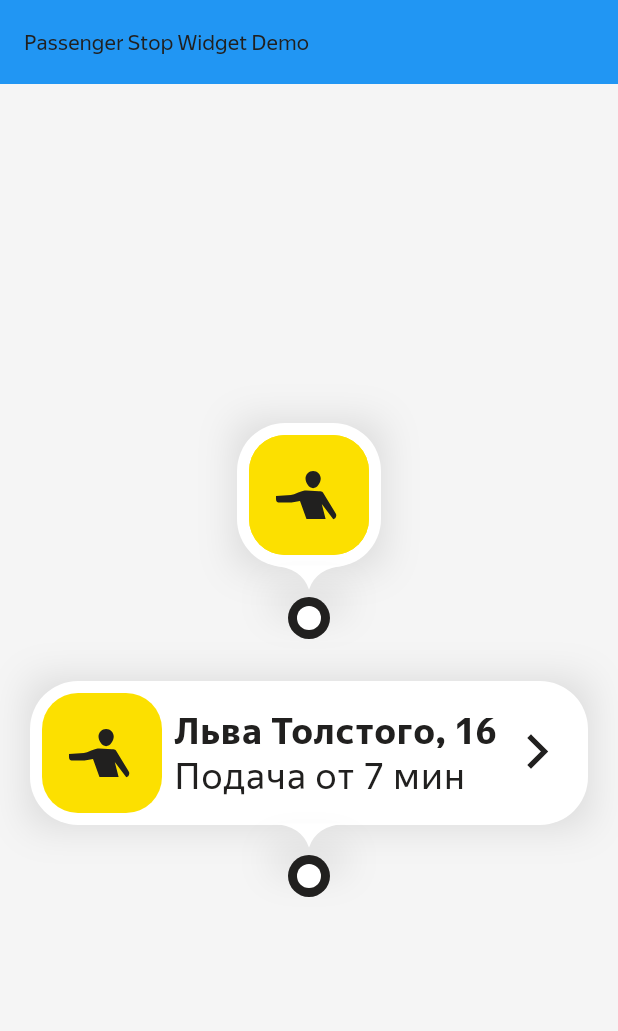
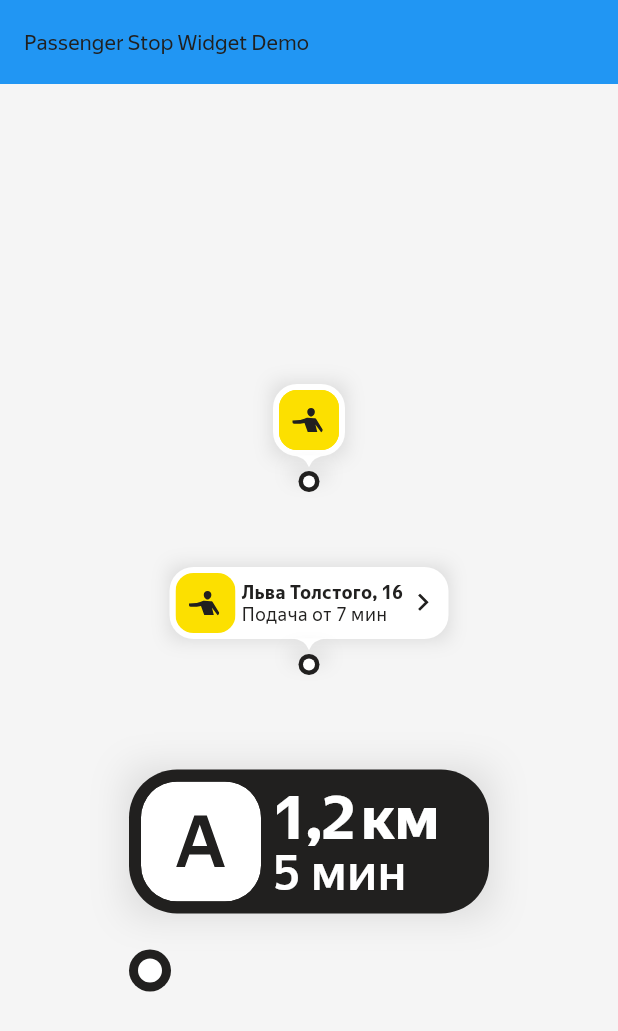
Before and after one commit to ChabanovX/alice-sdk, a Flutter app: the screen it shows after launch, on a phone screen of 412 x 824 dp. Shown: the top 1031 px of the screen. Run offline on Flutter 3.47's test engine with Material 3 defaults, Android fonts, the phone set to English and light mode, and no system bars; our stand-ins replace flutter_svg, just_audio, rxdart.

Commit message:
added PassengerStopWidget3

```diff
--- a/mobile/lib/main.dart
+++ b/mobile/lib/main.dart
@@ -25,13 +25,21 @@ class MainApp extends StatelessWidget {
           child: Column(
             mainAxisAlignment: MainAxisAlignment.center,
             children: [
-              Transform.scale(scale: 2.0, child: const PassengerStopWidget1()),
+              Transform.scale(scale: 1.0, child: const PassengerStopWidget1()),
+              const SizedBox(height: 50),
+              Transform.scale(
+                scale: 1.0,
+                child: const PassengerStopWidget2(
+                  pointAdress: 'Льва Толстого, 16',
+                  timeOfSubmission: '7 мин',
+                ),
+              ),
               const SizedBox(height: 100),
               Transform.scale(
                 scale: 2.0,
-                child: const PassengerStopWidget2(
-                  pointAdress: 'Льва Толстого, 16',
-                  timeOfSubmission: '7 мин',
+                child: const PassengerStopWidget3(
+                  pointDistance: '1,2 км',
+                  timeOnWay: '5 мин',
                 ),
               ),
             ],
--- /dev/null
+++ b/mobile/lib/widgets/passenger_stop/passenger_stop_widget3.dart
@@ -0,0 +1,118 @@
+import 'package:flutter/material.dart';
+import 'package:flutter_svg/flutter_svg.dart';
+import '../../theme.dart';
+
+/// Виджет остановки пассажира с желтым фоном и информацией об остановке
+class PassengerStopWidget3 extends StatelessWidget {
+  const PassengerStopWidget3({
+    super.key,
+    required this.pointDistance,
+    required this.timeOnWay,
+  });
+
+  /// Расстояние до точки
+  final String pointDistance;
+
+  /// Время в пути
+  final String timeOnWay;
+
+  @override
+  Widget build(BuildContext context) {
+    final colors = context.colors;
+    final theme = Theme.of(context);
+
+    return Container(
+      width: 120,
+      height: 74,
+      decoration: const BoxDecoration(),
+      child: Column(
+        crossAxisAlignment: CrossAxisAlignment.start,
+        children: [
+          // Основной контейнер с тенью
+          Container(
+            width: 120,
+            height: 48,
+            decoration: BoxDecoration(
+              boxShadow: [
+                BoxShadow(
+                  color: theme.colorScheme.shadow,
+                  offset: Offset.zero,
+                  blurRadius: 10,
+                ),
+              ],
+            ),
+            child: Container(
+              decoration: BoxDecoration(
+                color: theme.colorScheme.onSurface,
+                borderRadius: BorderRadius.circular(16),
+              ),
+              child: Row(
+                children: [
+                  // Иконка остановки
+                  Padding(
+                    padding: const EdgeInsets.all(4.0),
+                    child: SvgPicture.asset(
+                      'assets/icons/point_a_no_stroke.svg',
+                      width: 40,
+                      height: 40,
+                    ),
+                  ),
+                  // Колонка с текстом
+                  Expanded(
+                    child: Column(
+                      crossAxisAlignment: CrossAxisAlignment.start,
+                      mainAxisAlignment: MainAxisAlignment.center,
+                      children: [
+                        // Адрес жирным шрифтом
+                        Text(
+                          pointDistance,
+                          style: theme.textTheme.bodyLarge?.copyWith(
+                            fontWeight: FontWeight.w600,
+                            letterSpacing: 0,
+                            wordSpacing: -2,
+                            fontSize: 20,
+                            color: theme.colorScheme.surface,
+                            height: 1,
+                          ),
+                        ),
+                        // Время подачи обычным шрифтом
+                        Text(
+                          timeOnWay,
+                          style: theme.textTheme.bodyMedium?.copyWith(
+                            color: theme.colorScheme.surface,
+                            fontWeight: FontWeight.w500,
+                            fontSize: 16,
+                            height: 1,
+                          ),
+                        ),
+                      ],
+                    ),
+                  ),
+                ],
+              ),
+            ),
+          ),
+          // Точка внизу
+          Padding(
+            padding: const EdgeInsets.only(top: 12.0),
+            child: Container(
+              width: 14,
+              height: 14,
+              decoration: BoxDecoration(
+                color: colors.text,
+                shape: BoxShape.circle,
+              ),
+              child: Container(
+                margin: const EdgeInsets.all(3),
+                decoration: BoxDecoration(
+                  color: theme.colorScheme.surface,
+                  shape: BoxShape.circle,
+                ),
+              ),
+            ),
+          ),
+        ],
+      ),
+    );
+  }
+}
--- a/mobile/lib/widgets/widgets.dart
+++ b/mobile/lib/widgets/widgets.dart
@@ -1,3 +1,4 @@
 // Экспорт всех виджетов для удобного импорта
 export 'passenger_stop/passenger_stop_widget1.dart';
 export 'passenger_stop/passenger_stop_widget2.dart';
+export 'passenger_stop/passenger_stop_widget3.dart';
```
Also changed, not shown: mobile/assets/icons/point_a_no_stroke.svg (added).
